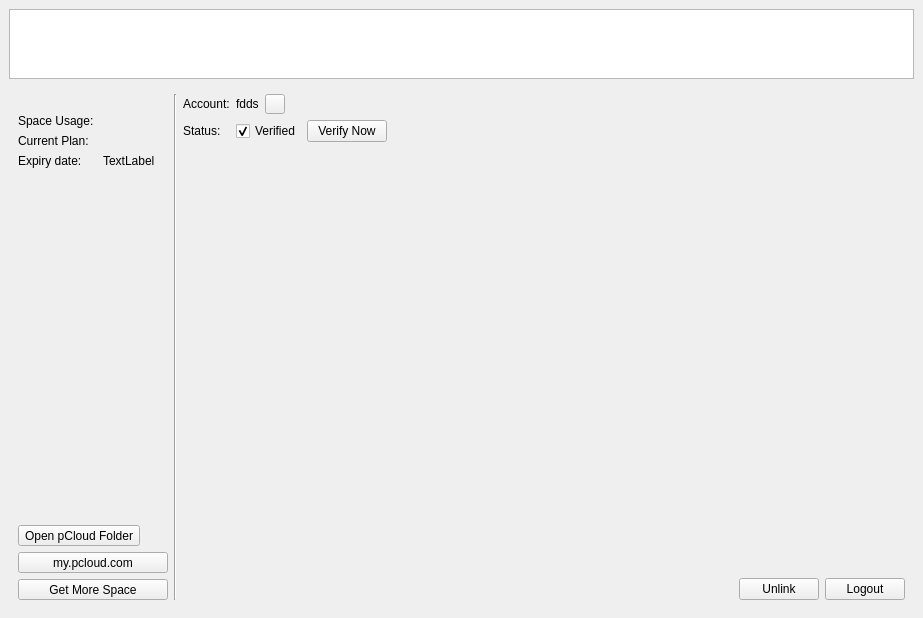
The window that pcloudwindow.ui (pcloudcom/psyncgui) describes before a commit, drawn with Qt 5.
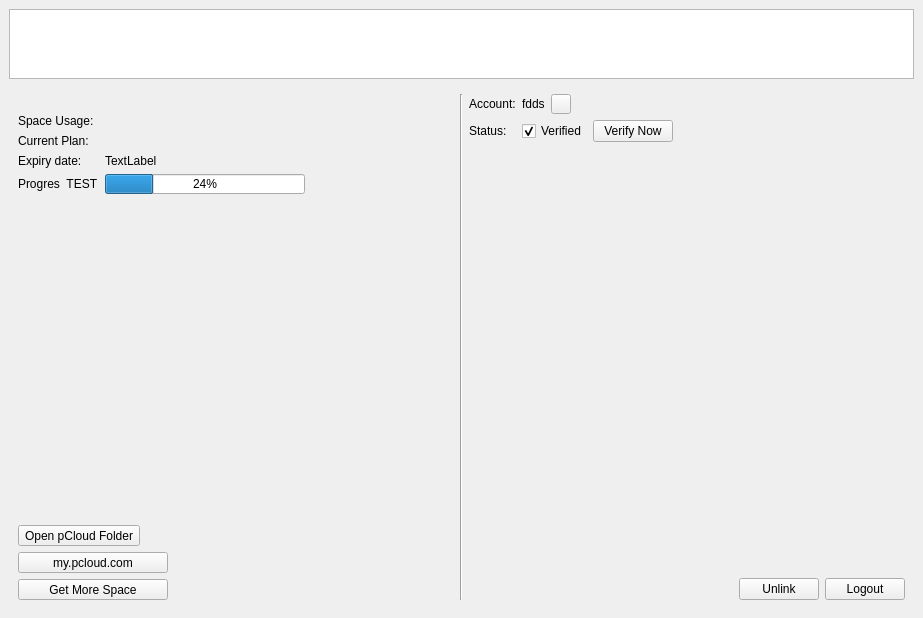
The same window after the commit. The open tabs and pages were chosen to show the change. Icons and pictures are not drawn.

Patch:
```diff
--- a/pcloudwindow.ui
+++ b/pcloudwindow.ui
@@ -232,6 +232,26 @@
                 </property>
                </widget>
               </item>
+              <item row="3" column="1">
+               <widget class="QProgressBar" name="progressBar">
+                <property name="maximumSize">
+                 <size>
+                  <width>200</width>
+                  <height>20</height>
+                 </size>
+                </property>
+                <property name="value">
+                 <number>24</number>
+                </property>
+               </widget>
+              </item>
+              <item row="3" column="0">
+               <widget class="QLabel" name="label">
+                <property name="text">
+                 <string>Progres  TEST</string>
+                </property>
+               </widget>
+              </item>
              </layout>
             </item>
             <item>
```
Left out of the diff: 2 changed lines with no effect on the pictures.
